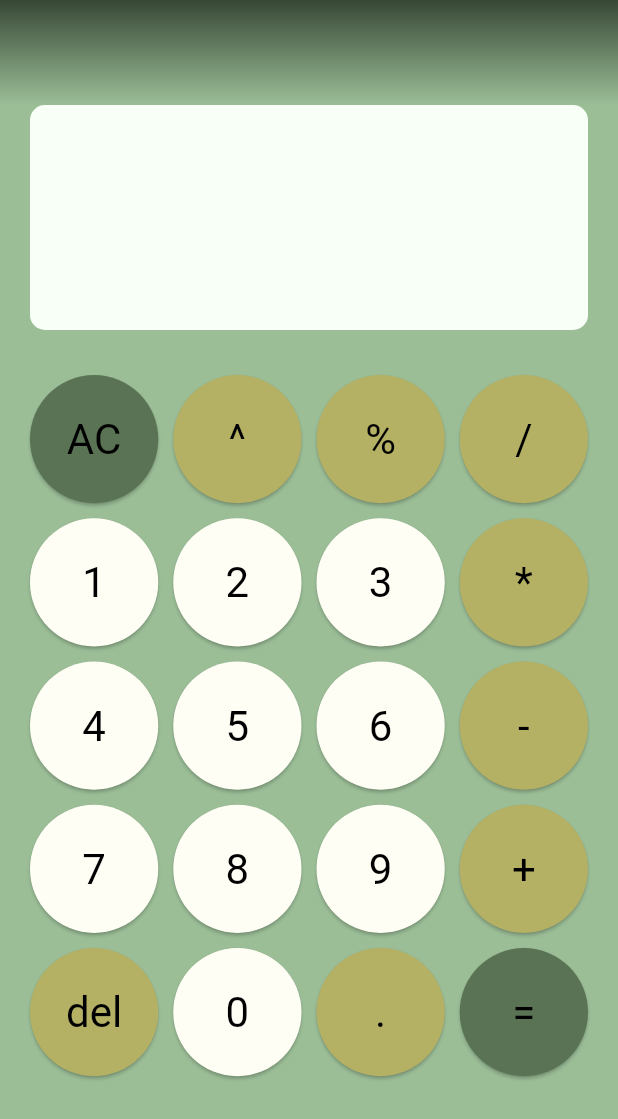
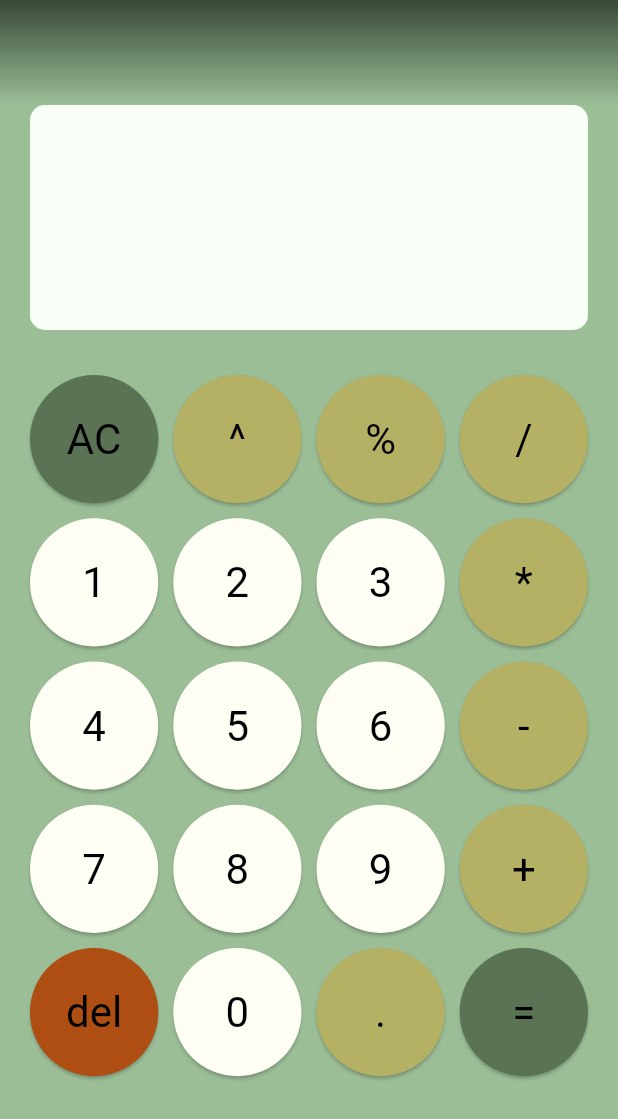
Before and after one commit to JeanBaptisteCheramy/flutter_application_1, a Flutter app: the screen it shows after launch, on a phone screen of 412 x 824 dp. Shown: the top 1119 px of the screen. Run offline on Flutter 3.47's test engine with Material 3 defaults, Android fonts, the phone set to English and light mode, and no system bars; our stand-ins replace flutter_riverpod, logger.

Commit message:
del color button

```diff
--- a/lib/widgets/calc_button.dart
+++ b/lib/widgets/calc_button.dart
@@ -17,6 +17,8 @@ class CalcButton extends ConsumerWidget {
       case String:
         if (data == "AC" || data == "<" || data == "=") {
           return const Color.fromARGB(255, 89, 115, 84);
+        } else if (data == "del") {
+          return const Color.fromARGB(255, 174, 78, 18);
         } else {
           return const Color.fromARGB(255, 180, 176, 100);
         }
```
